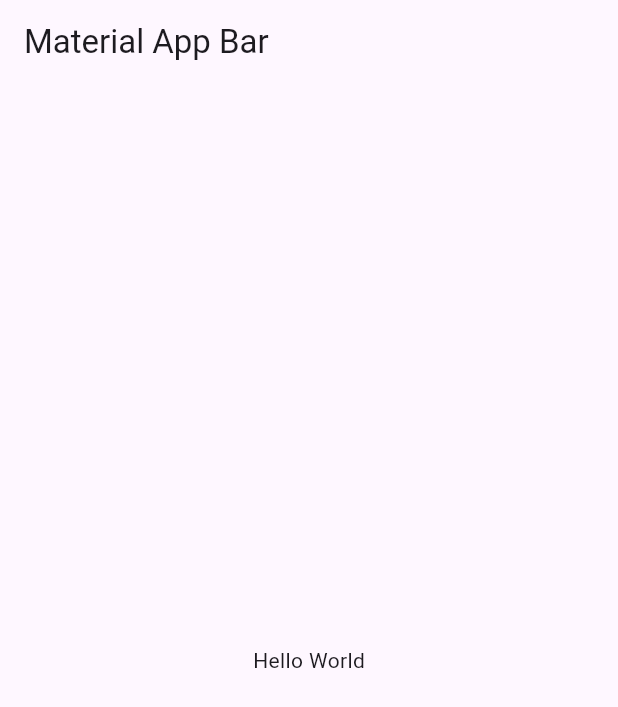
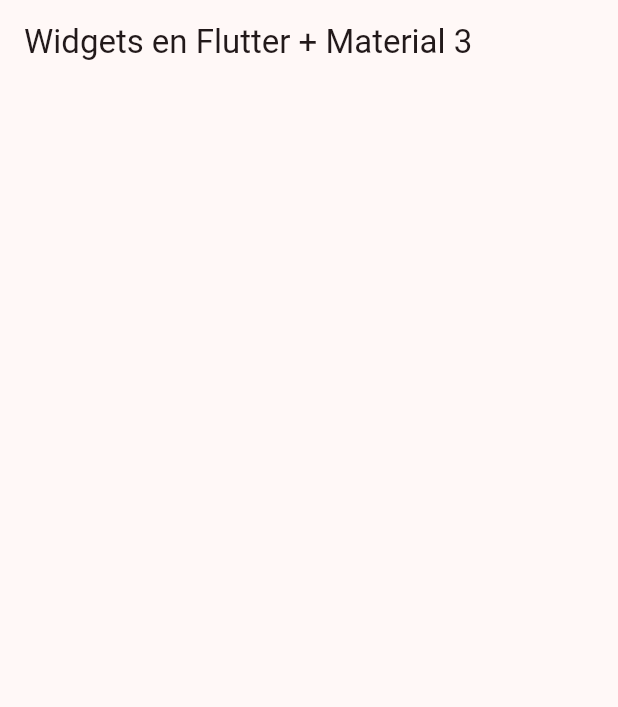
Before and after one commit to jimcode1090/widgets_app, a Flutter app: the screen it shows after launch, on a phone screen of 412 x 824 dp. Shown: the top 707 px of the screen. Run offline on Flutter 3.47's test engine with Material 3 defaults, Android fonts, the phone set to English and light mode, and no system bars.

Commit message:
create home screen

```diff
--- a/lib/main.dart
+++ b/lib/main.dart
@@ -1,4 +1,6 @@
 import 'package:flutter/material.dart';
+import 'package:widgets_app/config/theme/app_theme.dart';
+import 'package:widgets_app/presentation/screens/home/home_screen.dart';
 
 void main() => runApp(MyApp());
 
@@ -8,10 +10,8 @@ class MyApp extends StatelessWidget {
     return MaterialApp(
       title: 'Widgets App',
       debugShowCheckedModeBanner: false,
-      home: Scaffold(
-        appBar: AppBar(title: Text('Material App Bar')),
-        body: Center(child: Container(child: Text('Hello World'))),
-      ),
+      theme: AppTheme(selectedColor: 5).getTheme(),
+      home: const HomeScreen(),
     );
   }
 }
--- /dev/null
+++ b/lib/presentation/screens/home/home_screen.dart
@@ -0,0 +1,14 @@
+import 'package:flutter/material.dart';
+
+class HomeScreen extends StatelessWidget {
+  const HomeScreen({super.key});
+
+  @override
+  Widget build(BuildContext context) {
+    return Scaffold(
+      appBar: AppBar(
+        title: const Text("Widgets en Flutter + Material 3"),
+      ),
+    );
+  }
+}
```
